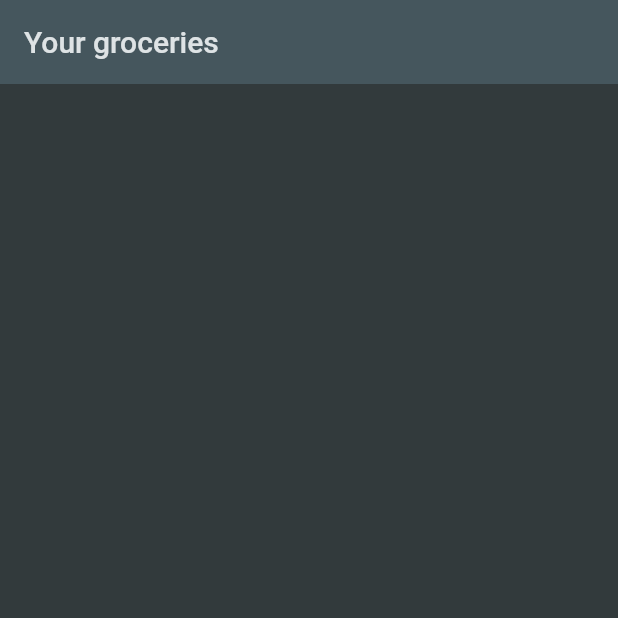
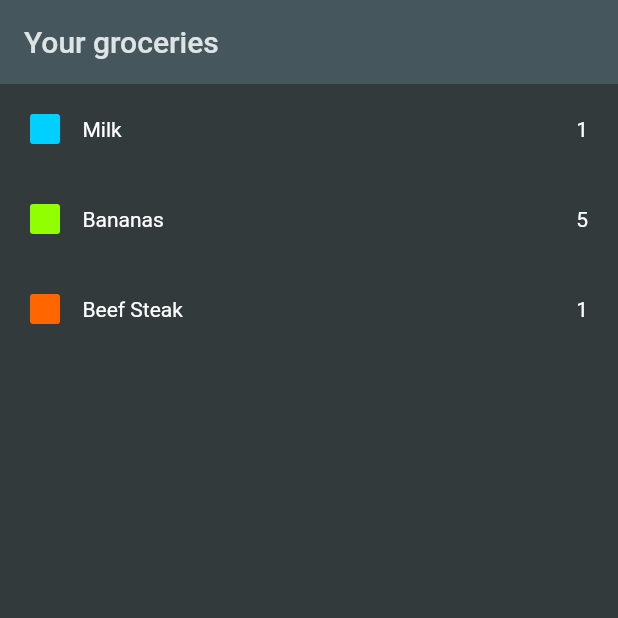
Before and after one commit to coderrrrr2/shopping_list, a Flutter app: the screen it shows after launch, on a phone screen of 412 x 824 dp, the top half of it. Run offline on Flutter 3.47's test engine with Material 2 defaults, Android fonts, the phone set to English and light mode, and no system bars.

Commit message:
second commit

```diff
--- /dev/null
+++ b/lib/models/category.dart
@@ -0,0 +1,20 @@
+import 'package:flutter/material.dart';
+
+enum Categories {
+  vegetables,
+  fruit,
+  meat,
+  dairy,
+  carbs,
+  sweets,
+  spices,
+  convenience,
+  hygiene,
+  other,
+}
+
+class Category {
+  const Category(this.title, this.color);
+  final String title;
+  final Color color;
+}
--- a/lib/models/data.dart
+++ b/lib/models/data.dart
@@ -1,4 +1,21 @@
-import 'package:flutter/material.dart';
+import 'package:shopping_list_app/models/category.dart';
 import 'package:shopping_list_app/models/grocery_Item.dart';
+import 'package:shopping_list_app/models/categories.dart';
 
-List<GroceryItem> data = const [];
+List<GroceryItem> data = [
+  GroceryItem(
+      id: 'a',
+      name: 'Milk',
+      amount: 1,
+      category: categories[Categories.dairy]!),
+  GroceryItem(
+      id: 'b',
+      name: 'Bananas',
+      amount: 5,
+      category: categories[Categories.fruit]!),
+  GroceryItem(
+      id: 'c',
+      name: 'Beef Steak',
+      amount: 1,
+      category: categories[Categories.meat]!),
+];
--- a/lib/models/grocery_Item.dart
+++ b/lib/models/grocery_Item.dart
@@ -1,21 +1,14 @@
-import 'package:flutter/material.dart';
-
-enum Categories {
-  vegetables,
-  fruit,
-  meat,
-  dairy,
-  carbs,
-  sweets,
-  spices,
-  convenience,
-  hygiene,
-  other,
-}
+import 'package:shopping_list_app/models/category.dart';
 
 class GroceryItem {
-  const GroceryItem({required this.name, required this.color});
+  const GroceryItem(
+      {required this.id,
+      required this.name,
+      required this.category,
+      required this.amount});
 
-  final Color color;
   final String name;
+  final String id;
+  final int amount;
+  final Category category;
 }
--- a/lib/widgets.dart/list_items.dart
+++ b/lib/widgets.dart/list_items.dart
@@ -13,15 +13,15 @@ class ListItem extends StatelessWidget {
       child: Row(
         children: [
           Container(
-            width: 10, // Set the width
+            width: 20, // Set the width
             height: 20,
             decoration: BoxDecoration(
               borderRadius: BorderRadius.circular(2.0),
-              color: currentObject.colorCode,
+              color: currentObject.category.color,
             ),
           ),
           const SizedBox(
-            width: 10,
+            width: 15,
           ),
           Expanded(child: Text(currentObject.name)),
           Text(
```
Also changed, not shown: lib/models/categories.dart (+31 -31 lines).
